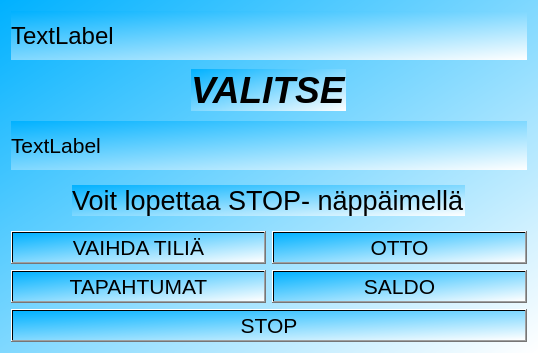
Before: the Qt Designer form bank-automat/mainmenu.ui in Samulimv/mybankautomat_project, drawn with Qt 5.
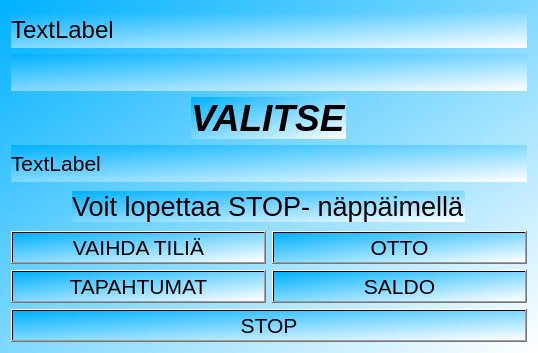
After: the same form once the commit is applied.

Commit message: Actually vika commit

The edit to the form file:
```diff
--- a/bank-automat/mainmenu.ui
+++ b/bank-automat/mainmenu.ui
@@ -23,27 +23,7 @@
    <string notr="true">background-color: qlineargradient(spread:pad, x1:0, y1:0, x2:1, y2:1, stop:0 rgba(0, 177, 255, 255), stop:1 rgba(255, 255, 255, 255));</string>
   </property>
   <layout class="QGridLayout" name="gridLayout_2">
-   <item row="5" column="0">
-    <widget class="QPushButton" name="stopmenu">
-     <property name="font">
-      <font>
-       <pointsize>16</pointsize>
-       <bold>false</bold>
-      </font>
-     </property>
-     <property name="autoFillBackground">
-      <bool>false</bool>
-     </property>
-     <property name="styleSheet">
-      <string notr="true">selection-background-color: rgb(255, 0, 0);
-selection-background-color: rgb(85, 170, 255);</string>
-     </property>
-     <property name="text">
-      <string>STOP</string>
-     </property>
-    </widget>
-   </item>
-   <item row="1" column="0" alignment="Qt::AlignHCenter|Qt::AlignVCenter">
+   <item row="2" column="0" alignment="Qt::AlignHCenter|Qt::AlignVCenter">
     <widget class="QLabel" name="label">
      <property name="font">
       <font>
@@ -57,19 +37,7 @@
      </property>
     </widget>
    </item>
-   <item row="3" column="0" alignment="Qt::AlignHCenter|Qt::AlignVCenter">
-    <widget class="QLabel" name="label_2">
-     <property name="font">
-      <font>
-       <pointsize>20</pointsize>
-      </font>
-     </property>
-     <property name="text">
-      <string>Voit lopettaa STOP- näppäimellä</string>
-     </property>
-    </widget>
-   </item>
-   <item row="4" column="0">
+   <item row="5" column="0">
     <layout class="QGridLayout" name="gridLayout">
      <property name="sizeConstraint">
       <enum>QLayout::SetDefaultConstraint</enum>
@@ -147,15 +115,15 @@
      </item>
     </layout>
    </item>
-   <item row="2" column="0">
-    <widget class="QLabel" name="NameLabel">
+   <item row="6" column="0">
+    <widget class="QPushButton" name="stopmenu">
      <property name="font">
       <font>
        <pointsize>16</pointsize>
       </font>
      </property>
      <property name="text">
-      <string>TextLabel</string>
+      <string>STOP</string>
      </property>
     </widget>
    </item>
@@ -171,6 +139,37 @@
      </property>
     </widget>
    </item>
+   <item row="3" column="0">
+    <widget class="QLabel" name="NameLabel">
+     <property name="font">
+      <font>
+       <pointsize>16</pointsize>
+      </font>
+     </property>
+     <property name="text">
+      <string>TextLabel</string>
+     </property>
+    </widget>
+   </item>
+   <item row="4" column="0" alignment="Qt::AlignHCenter|Qt::AlignVCenter">
+    <widget class="QLabel" name="label_2">
+     <property name="font">
+      <font>
+       <pointsize>20</pointsize>
+      </font>
+     </property>
+     <property name="text">
+      <string>Voit lopettaa STOP- näppäimellä</string>
+     </property>
+    </widget>
+   </item>
+   <item row="1" column="0">
+    <widget class="QLabel" name="label_3">
+     <property name="text">
+      <string/>
+     </property>
+    </widget>
+   </item>
   </layout>
  </widget>
  <resources/>
```
Left out of the diff: 8 changed lines with no effect on the pictures. The commit also changes 2 other files.
